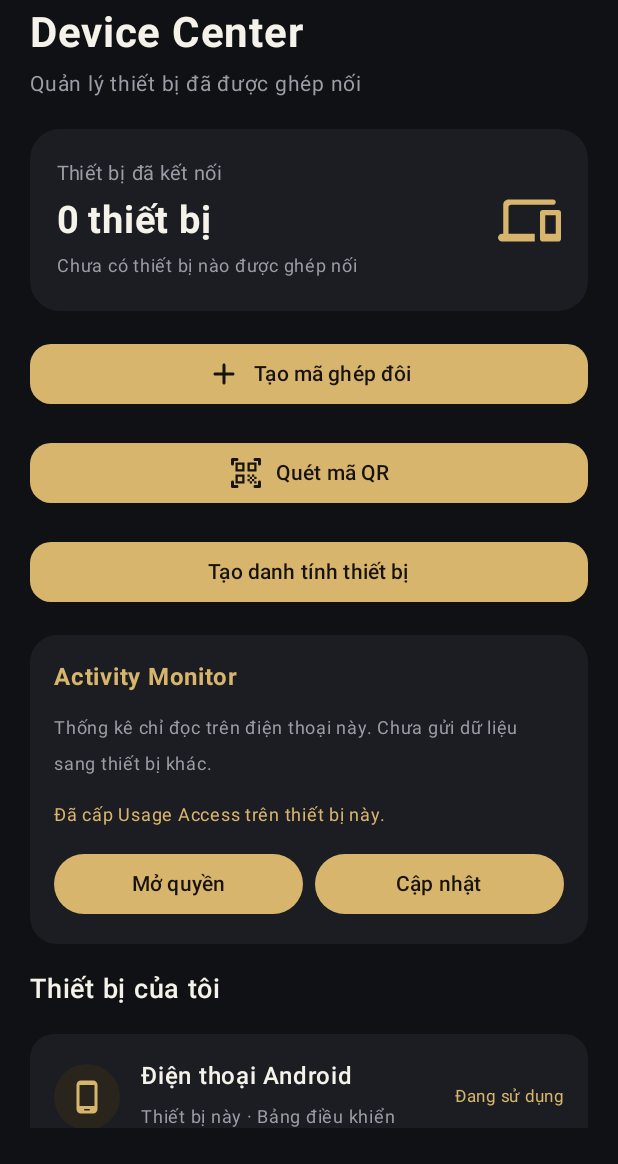
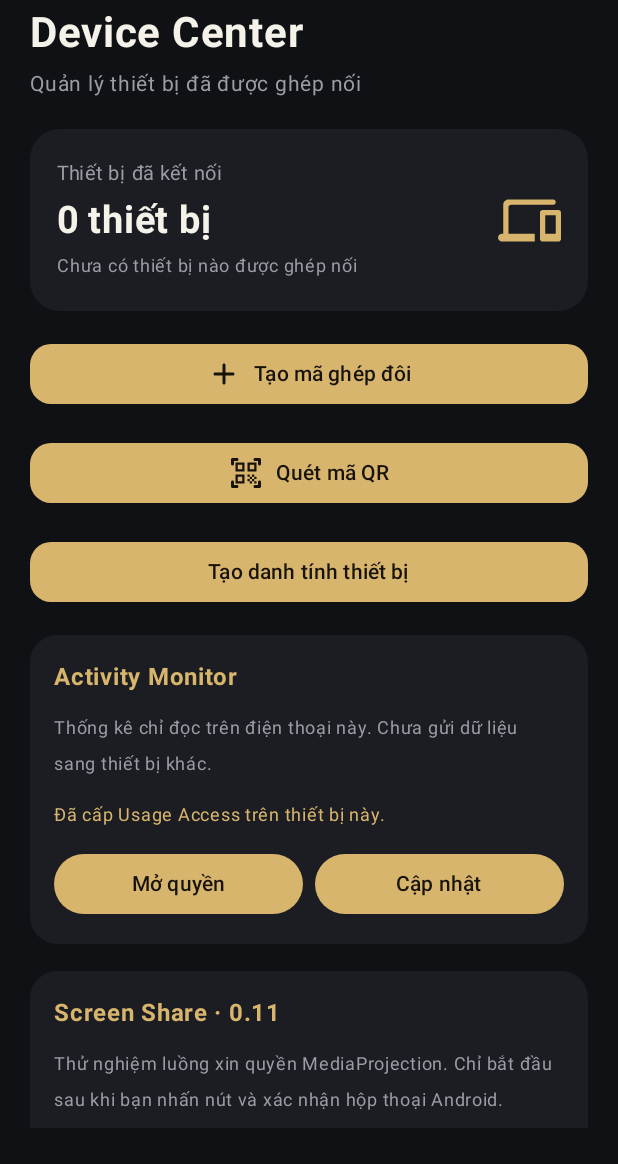
Before and after one commit to dea78799-dotcom/SYNTRA-Ecosystem, an Android app built with Jetpack Compose: the screen it shows after launch (MainActivity), after a tap on "Mở quyền", on a phone screen of 412 x 824 dp, the part 72-1236 px from its top. Run offline under Robolectric (Android 15) with nearby library versions, the phone set to English and light mode, and no system bars; libraries missing offline, so code that uses them is left out: com.google.mlkit.vision.

Commit message:
Add consent-based screen sharing prototype card

```diff
--- a/projects/syntra-nexus/app/src/main/java/com/syntra/nexus/MainActivity.kt
+++ b/projects/syntra-nexus/app/src/main/java/com/syntra/nexus/MainActivity.kt
@@ -229,6 +229,10 @@ private fun NexusDashboard() {
             }
 
             item {
+                ScreenShareConsentCard()
+            }
+
+            item {
                 Text(
                     text = "Thiết bị của tôi",
                     fontSize = 18.sp,
@@ -256,7 +260,7 @@ private fun NexusDashboard() {
 
             item {
                 Text(
-                    text = "Prototype 0.9-dev · token mời được lưu mã hóa; chưa có ghép đôi LAN",
+                    text = "Prototype 0.11-dev · phiên xin quyền MediaProjection; chưa có truyền màn hình qua mạng",
                     color = NexusMuted,
                     fontSize = 11.sp,
                     modifier = Modifier.padding(top = 8.dp, bottom = 12.dp)
```
